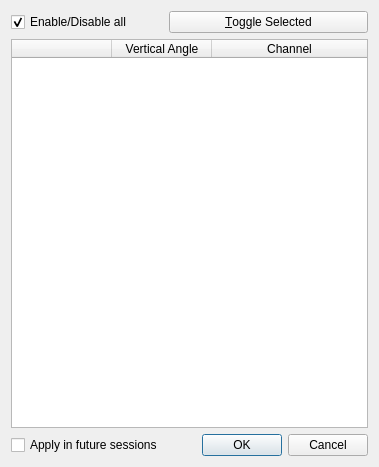
This is VelodyneHDL/vvLaserSelectionDialog.ui in Kitware/VeloView as Qt 5 draws it before an edit. The edited form follows.
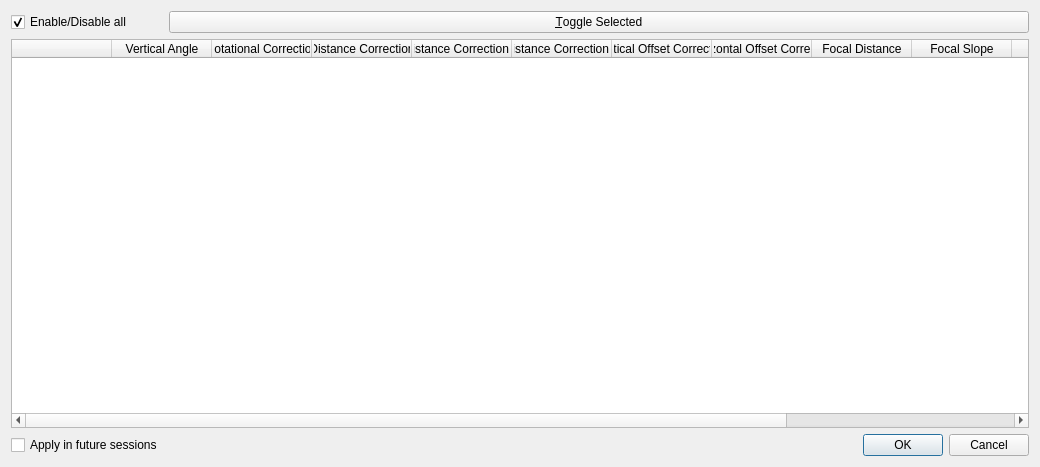
This is the edited form.

Commit message: Added columns for the different values associated with each laser in Laser Selection Dialog

```diff
--- a/VelodyneHDL/vvLaserSelectionDialog.ui
+++ b/VelodyneHDL/vvLaserSelectionDialog.ui
@@ -6,7 +6,7 @@
    <rect>
     <x>0</x>
     <y>0</y>
-    <width>379</width>
+    <width>1040</width>
     <height>467</height>
    </rect>
   </property>
@@ -73,6 +73,86 @@
        <set>AlignCenter</set>
       </property>
      </column>
+     <column>
+      <property name="text">
+       <string>Rotational Correction</string>
+      </property>
+      <property name="textAlignment">
+       <set>AlignCenter</set>
+      </property>
+     </column>
+     <column>
+      <property name="text">
+       <string>Distance Correction</string>
+      </property>
+      <property name="textAlignment">
+       <set>AlignCenter</set>
+      </property>
+     </column>
+     <column>
+      <property name="text">
+       <string>Distance Correction X</string>
+      </property>
+      <property name="textAlignment">
+       <set>AlignCenter</set>
+      </property>
+     </column>
+     <column>
+      <property name="text">
+       <string>Distance Correction Y</string>
+      </property>
+      <property name="textAlignment">
+       <set>AlignCenter</set>
+      </property>
+     </column>
+     <column>
+      <property name="text">
+       <string>Vertical Offset Correction</string>
+      </property>
+      <property name="textAlignment">
+       <set>AlignCenter</set>
+      </property>
+     </column>
+     <column>
+      <property name="text">
+       <string>Horizontal Offset Correction</string>
+      </property>
+      <property name="textAlignment">
+       <set>AlignCenter</set>
+      </property>
+     </column>
+     <column>
+      <property name="text">
+       <string>Focal Distance</string>
+      </property>
+      <property name="textAlignment">
+       <set>AlignCenter</set>
+      </property>
+     </column>
+     <column>
+      <property name="text">
+       <string>Focal Slope</string>
+      </property>
+      <property name="textAlignment">
+       <set>AlignCenter</set>
+      </property>
+     </column>
+     <column>
+      <property name="text">
+       <string>Min Intensity</string>
+      </property>
+      <property name="textAlignment">
+       <set>AlignCenter</set>
+      </property>
+     </column>
+     <column>
+      <property name="text">
+       <string>Max Intensity</string>
+      </property>
+      <property name="textAlignment">
+       <set>AlignCenter</set>
+      </property>
+     </column>
      <column>
       <property name="text">
        <string>Channel</string>
```
The commit also changes 7 other files.
